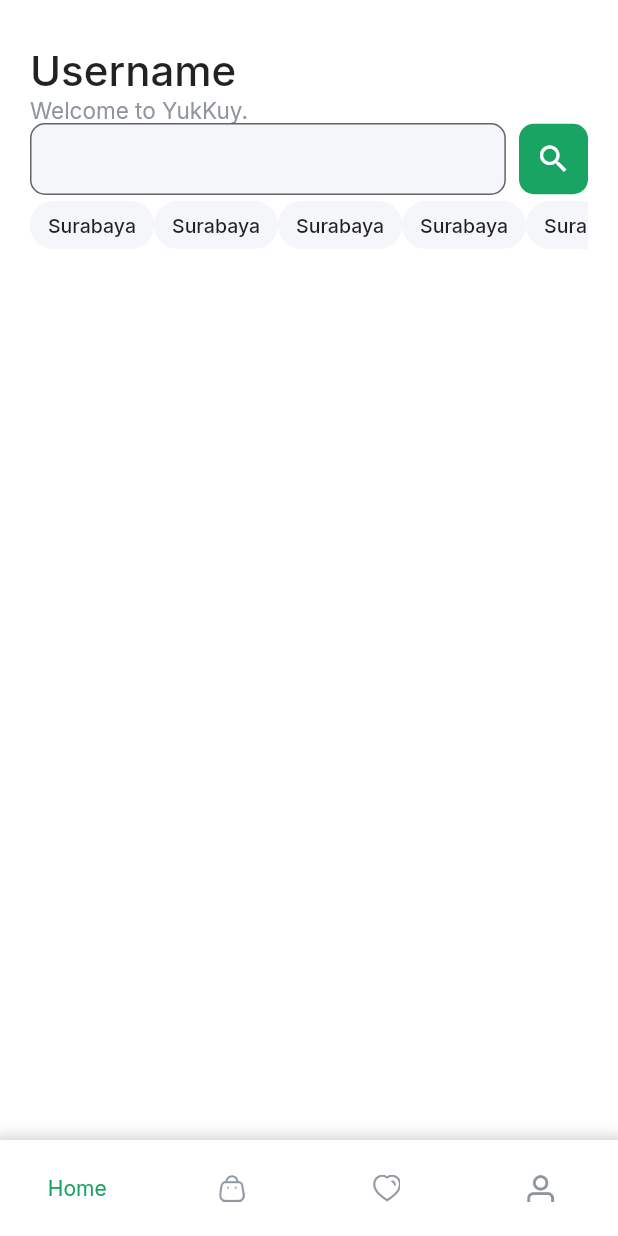
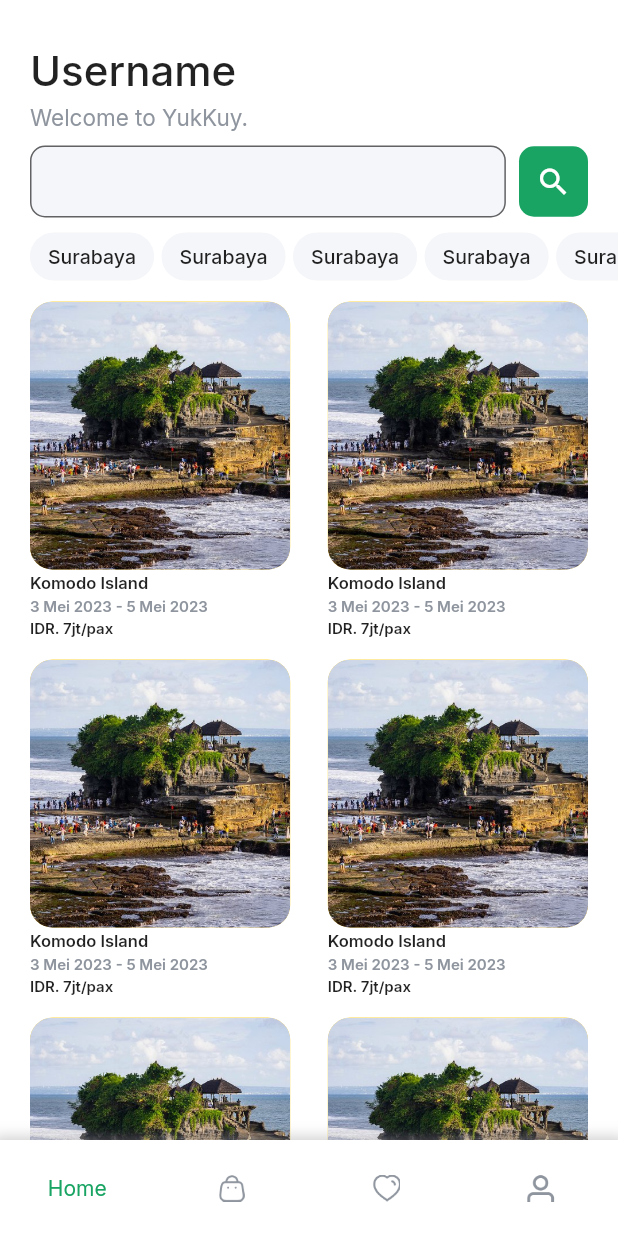
Before and after one commit to hrswcksono/yuk_kuy_mobile, a Flutter app: the screen it shows after launch, on a phone screen of 412 x 824 dp. Run offline on Flutter 3.47's test engine with Material 2 defaults, Android fonts, the light colour scheme and no system bars; our stand-ins replace get, get_storage, google_fonts.

Commit message:
item grid home

```diff
--- /dev/null
+++ b/lib/app/modules/home/views/components/item_grid_home.dart
@@ -0,0 +1,65 @@
+import 'package:flutter/material.dart';
+import 'package:google_fonts/google_fonts.dart';
+
+class ItemGridHome extends StatelessWidget {
+  const ItemGridHome({
+    super.key,
+  });
+
+  @override
+  Widget build(BuildContext context) {
+    return Column(
+      crossAxisAlignment: CrossAxisAlignment.start,
+      children: [
+        Container(
+          height: 178.69,
+          decoration: const BoxDecoration(
+              borderRadius: BorderRadius.all(
+                Radius.circular(15),
+              ),
+              image: DecorationImage(
+                fit: BoxFit.cover,
+                alignment: Alignment.center,
+                matchTextDirection: true,
+                repeat: ImageRepeat.noRepeat,
+                image: AssetImage("assets/images/image_trip.jpg"),
+              ),
+              color: Colors.amberAccent),
+        ),
+        const SizedBox(
+          height: 2,
+        ),
+        Text(
+          "Komodo Island",
+          style: GoogleFonts.inter(
+              textStyle: const TextStyle(
+            fontSize: 11,
+            fontWeight: FontWeight.w600,
+          )),
+        ),
+        const SizedBox(
+          height: 3,
+        ),
+        Text(
+          '3 Mei 2023 - 5 Mei 2023',
+          style: GoogleFonts.inter(
+              textStyle: const TextStyle(
+                  fontSize: 10,
+                  fontWeight: FontWeight.w600,
+                  color: Color.fromRGBO(143, 149, 158, 1))),
+        ),
+        const SizedBox(
+          height: 3,
+        ),
+        Text(
+          "IDR. 7jt/pax",
+          style: GoogleFonts.inter(
+              textStyle: const TextStyle(
+            fontSize: 10,
+            fontWeight: FontWeight.w600,
+          )),
+        ),
+      ],
+    );
+  }
+}
--- a/lib/app/modules/home/views/home_view.dart
+++ b/lib/app/modules/home/views/home_view.dart
@@ -1,10 +1,12 @@
 import 'package:flutter/material.dart';
+import 'package:flutter_staggered_grid_view/flutter_staggered_grid_view.dart';
 
 import 'package:get/get.dart';
 import 'package:google_fonts/google_fonts.dart';
 
 import '../../../../core/themes/colors.dart';
 import '../controllers/home_controller.dart';
+import 'components/item_grid_home.dart';
 
 class HomeView extends GetView<HomeController> {
   const HomeView({Key? key}) : super(key: key);
@@ -13,7 +15,9 @@ class HomeView extends GetView<HomeController> {
     return Scaffold(
       body: SafeArea(
         child: SingleChildScrollView(
-          child: Padding(
+          child: Column(
+            children: [
+              Padding(
                 padding: const EdgeInsets.only(
                   left: 20,
                   right: 20,
@@ -25,59 +29,95 @@ class HomeView extends GetView<HomeController> {
                     Text(
                       "Username",
                       style: GoogleFonts.inter(
-                      textStyle:
-                          TextStyle(fontSize: 28, fontWeight: FontWeight.w500)),
+                          textStyle: const TextStyle(
+                              fontSize: 28, fontWeight: FontWeight.w500)),
+                    ),
+                    SizedBox(
+                      height: 5,
                     ),
                     Text(
                       "Welcome to YukKuy.",
                       style: GoogleFonts.inter(
-                      textStyle: TextStyle(
+                          textStyle: const TextStyle(
                               fontSize: 15,
                               color: Color.fromRGBO(143, 149, 158, 1))),
+                    ),
+                    SizedBox(
+                      height: 10,
                     ),
                     Row(
                       mainAxisAlignment: MainAxisAlignment.spaceBetween,
                       children: [
                         SizedBox(
                           width: Get.width * 0.77,
-                      child: TextField(),
+                          child: const TextField(),
                         ),
                         Container(
                           height: 47,
                           width: 46,
                           decoration: BoxDecoration(
                             color: CustomColor.mainGreen,
-                        borderRadius: BorderRadius.all(Radius.circular(10)),
+                            borderRadius:
+                                const BorderRadius.all(Radius.circular(10)),
                           ),
-                      child: Icon(
+                          child: const Icon(
                             Icons.search,
                             color: Colors.white,
                           ),
                         )
                       ],
                     ),
+                  ],
+                ),
+              ),
+              SizedBox(
+                height: 6,
+              ),
               SizedBox(
                 height: 40,
-                  child: ListView.builder(
-                    physics: ClampingScrollPhysics(),
+                child: ListView.separated(
+                  physics: const ClampingScrollPhysics(),
                   shrinkWrap: true,
                   scrollDirection: Axis.horizontal,
                   itemCount: 15,
-                    itemBuilder: (BuildContext context, int index) => Chip(
+                  itemBuilder: (BuildContext context, int index) {
+                    if (index == 0) {
+                      return const SizedBox(
+                        width: 20,
+                      );
+                    } else {
+                      return const SizedBox(
+                        width: 5,
+                      );
+                    }
+                  },
+                  separatorBuilder: (BuildContext context, int index) => Chip(
                     label: Text(
                       'Surabaya',
                       style: GoogleFonts.inter(
-                            textStyle: TextStyle(
+                          textStyle: const TextStyle(
                         fontSize: 13,
                         fontWeight: FontWeight.w500,
                       )),
                     ),
-                      backgroundColor: Color.fromRGBO(245, 246, 250, 1),
+                    backgroundColor: const Color.fromRGBO(245, 246, 250, 1),
                   ),
                 ),
               ),
+              Padding(
+                padding:
+                    const EdgeInsets.symmetric(horizontal: 20, vertical: 10),
+                child: StaggeredGrid.count(
+                  crossAxisCount: 2,
+                  mainAxisSpacing: 15,
+                  crossAxisSpacing: 25,
+                  children: List.generate(
+                    10,
+                    (index) => ItemGridHome(),
+                  ),
+                ),
+              )
             ],
-            ),
           ),
         ),
       ),
--- a/pubspec.yaml
+++ b/pubspec.yaml
@@ -9,6 +9,7 @@ dependencies:
   cupertino_icons: ^1.0.2
   flutter:
     sdk: flutter
+  flutter_staggered_grid_view: ^0.6.2
   get: 4.6.5
   get_storage: ^2.1.1
   google_fonts: ^4.0.4
```
Also changed, not shown: assets/images/image_trip.jpg (added), pubspec.lock. Lines whose indentation alone changed are shown as unchanged.
